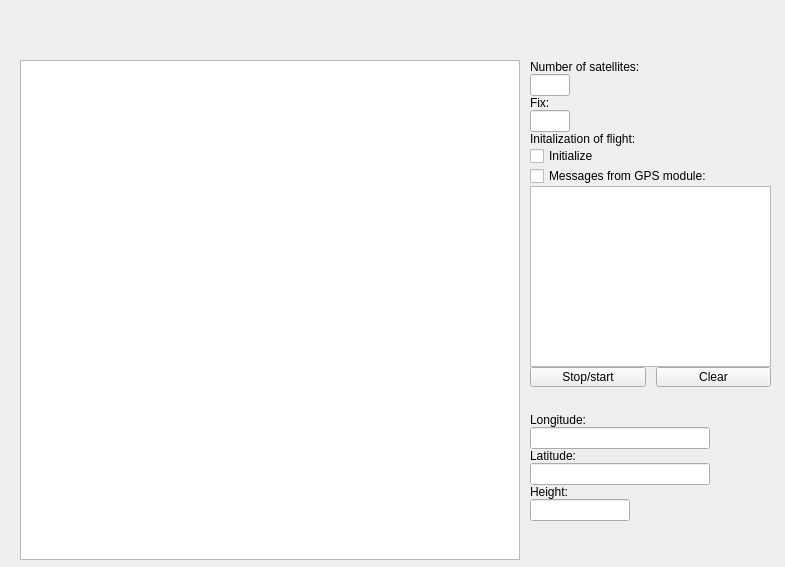
Mitteau/crazyflie-clients-python, file src/cfclient/ui/tabs/gpsTab.ui: the form before one commit.
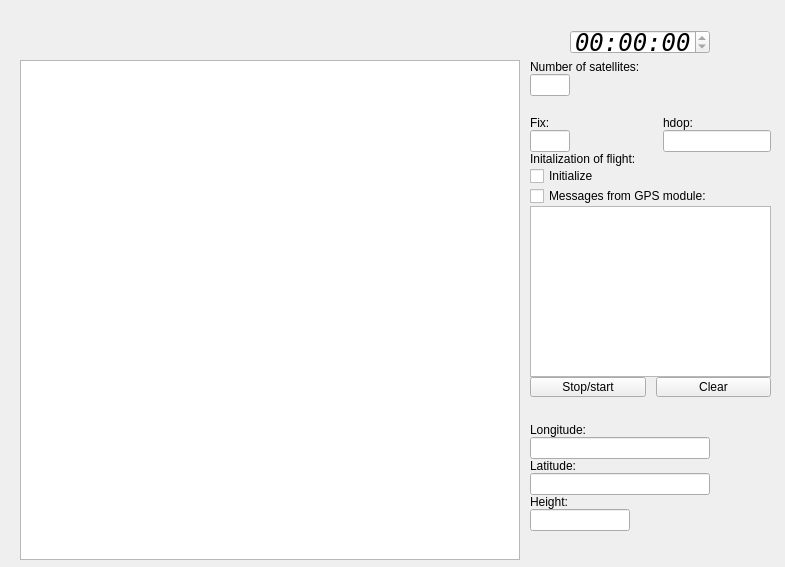
The form after the commit.

Commit message: Affichages onglet GPS, sauf carte

The edit to the form file:
```diff
--- a/src/cfclient/ui/tabs/gpsTab.ui
+++ b/src/cfclient/ui/tabs/gpsTab.ui
@@ -75,16 +75,11 @@
      </widget>
     </item>
     <item>
-     <widget class="QLabel" name="label_7">
-      <property name="text">
-       <string>Fix: </string>
+     <layout class="QGridLayout" name="gridLayout">
+      <property name="topMargin">
+       <number>20</number>
       </property>
-      <property name="alignment">
-       <set>Qt::AlignLeading|Qt::AlignLeft|Qt::AlignVCenter</set>
-      </property>
-     </widget>
-    </item>
-    <item>
+      <item row="1" column="0">
      <widget class="QLineEdit" name="_fix_type">
       <property name="maximumSize">
        <size>
@@ -103,6 +98,41 @@
       </property>
      </widget>
     </item>
+      <item row="0" column="0">
+       <widget class="QLabel" name="label_7">
+        <property name="text">
+         <string>Fix: </string>
+        </property>
+        <property name="alignment">
+         <set>Qt::AlignLeading|Qt::AlignLeft|Qt::AlignVCenter</set>
+        </property>
+       </widget>
+      </item>
+      <item row="1" column="2">
+       <widget class="QLineEdit" name="_hdop"/>
+      </item>
+      <item row="0" column="2">
+       <widget class="QLabel" name="label">
+        <property name="text">
+         <string>hdop:</string>
+        </property>
+       </widget>
+      </item>
+      <item row="1" column="1">
+       <spacer name="horizontalSpacer">
+        <property name="orientation">
+         <enum>Qt::Horizontal</enum>
+        </property>
+        <property name="sizeHint" stdset="0">
+         <size>
+          <width>40</width>
+          <height>20</height>
+         </size>
+        </property>
+       </spacer>
+      </item>
+     </layout>
+    </item>
     <item>
      <widget class="QLabel" name="label_3">
       <property name="text">
@@ -307,6 +337,47 @@
     </item>
    </layout>
   </widget>
+  <widget class="QTimeEdit" name="_time">
+   <property name="geometry">
+    <rect>
+     <x>570</x>
+     <y>30</y>
+     <width>140</width>
+     <height>24</height>
+    </rect>
+   </property>
+   <property name="minimumSize">
+    <size>
+     <width>140</width>
+     <height>0</height>
+    </size>
+   </property>
+   <property name="maximumSize">
+    <size>
+     <width>140</width>
+     <height>16777215</height>
+    </size>
+   </property>
+   <property name="font">
+    <font>
+     <family>DejaVu Sans Mono</family>
+     <pointsize>18</pointsize>
+     <italic>true</italic>
+    </font>
+   </property>
+   <property name="alignment">
+    <set>Qt::AlignCenter</set>
+   </property>
+   <property name="readOnly">
+    <bool>true</bool>
+   </property>
+   <property name="currentSection">
+    <enum>QDateTimeEdit::HourSection</enum>
+   </property>
+   <property name="displayFormat">
+    <string>HH:mm:ss</string>
+   </property>
+  </widget>
  </widget>
  <resources/>
  <connections/>
```
Lines whose indentation alone changed are shown as unchanged. The commit also changes 1 other file.
